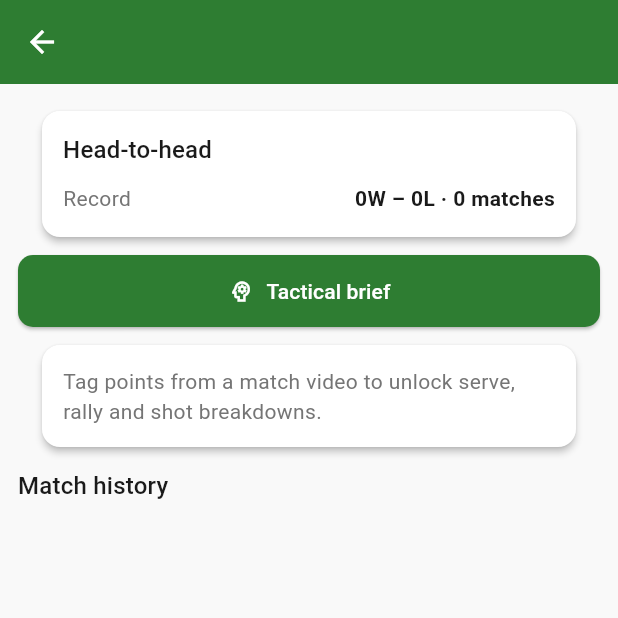
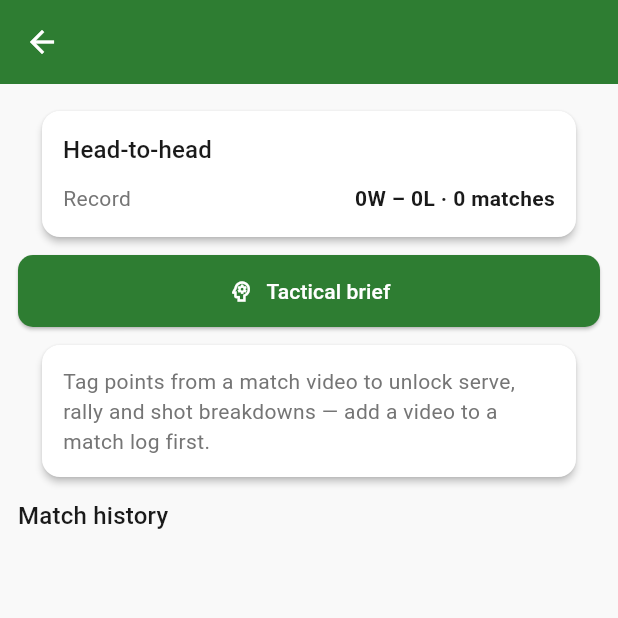
Before and after one commit to sirarthur2479/BadmintonApp, a Flutter app: the OpponentProfileScreen screen opened directly with empty values, on a phone screen of 412 x 824 dp, the top half of it. Run offline on Flutter 3.47's test engine with Material 3 defaults, Android fonts, the phone set to English and light mode, and no system bars; our stand-ins replace connectivity_plus, cross_file, file_picker, fl_chart, image_picker, share_plus and 3 more; missing offline and left inert: tusc; accounts and stored records are empty.

Commit message:
feat(usability): GREEN - unlock card deep-links into tagging (or names the missing step)
Co-Authored-By: Claude Fable 5 <noreply@anthropic.com>
Claude-Session: https://claude.ai/code/session_014EvsVkiVBq7BZnNCjHoMTe

```diff
--- a/badminton_flutter/lib/screens/train/opponent_profile_screen.dart
+++ b/badminton_flutter/lib/screens/train/opponent_profile_screen.dart
@@ -1,7 +1,9 @@
 import 'package:flutter/foundation.dart' show kIsWeb;
 import 'package:flutter/material.dart';
+import 'package:intl/intl.dart';
 import 'package:provider/provider.dart';
 
+import '../../models/match_log.dart';
 import '../../models/point_record.dart';
 import '../../providers/match_log_provider.dart';
 import '../../providers/point_record_provider.dart';
@@ -13,6 +15,7 @@ import '../../utils/opponent_stats.dart';
 import '../../widgets/match_log_card.dart';
 import 'log_match_screen.dart';
 import 'opponent_brief_screen.dart';
+import 'tag_points_screen.dart';
 
 typedef BriefRequester =
     Future<String> Function(String opponent, List<String> facts);
@@ -27,6 +30,8 @@ class OpponentProfileScreen extends StatefulWidget {
     required this.opponentKey,
     required this.displayName,
     this.briefRequester,
+    this.webOverride,
+    this.tagScreenBuilder,
   });
 
   final String opponentKey;
@@ -36,6 +41,10 @@ class OpponentProfileScreen extends StatefulWidget {
   /// mobile through the LAN analysis-server client; anything missing or
   /// failing falls back to the metrics-only brief.
   final BriefRequester? briefRequester;
+
+  /// Test seams for the unlock deep link (tagging is off-web only).
+  final bool? webOverride;
+  final Widget Function(MatchLog log)? tagScreenBuilder;
 
   @override
   State<OpponentProfileScreen> createState() => _OpponentProfileScreenState();
@@ -90,6 +99,74 @@ class _OpponentProfileScreenState extends State<OpponentProfileScreen> {
           displayName: widget.displayName,
           markdown: markdown,
           aiUnavailable: aiUnavailable,
+        ),
+      ),
+    );
+  }
+
+  /// The empty state doubles as the funnel: with a video-bearing log it is
+  /// a one-tap deep link into the tagging screen; otherwise it names the
+  /// missing step. On web (no tagging) it only explains where stats come
+  /// from.
+  Widget _unlockCard(List<MatchLog> ownLogs) {
+    final isWeb = widget.webOverride ?? kIsWeb;
+    MatchLog? videoLog;
+    for (final log in ownLogs) {
+      if (log.videoRef != null) {
+        videoLog = log;
+        break;
+      }
+    }
+
+    if (isWeb) {
+      return const Card(
+        child: Padding(
+          padding: EdgeInsets.all(14),
+          child: Text(
+            'Point stats unlock once rallies are tagged in the mobile or '
+            'laptop app.',
+            style: TextStyle(color: AppTheme.textSecondary),
+          ),
+        ),
+      );
+    }
+    if (videoLog == null) {
+      return const Card(
+        child: Padding(
+          padding: EdgeInsets.all(14),
+          child: Text(
+            'Tag points from a match video to unlock serve, rally and shot '
+            'breakdowns — add a video to a match log first.',
+            style: TextStyle(color: AppTheme.textSecondary),
+          ),
+        ),
+      );
+    }
+    final log = videoLog;
+    return Card(
+      child: InkWell(
+        onTap: () => Navigator.push(
+          context,
+          MaterialPageRoute(
+            builder: (_) =>
+                widget.tagScreenBuilder?.call(log) ??
+                TagPointsScreen(log: log),
+          ),
+        ),
+        child: Padding(
+          padding: const EdgeInsets.all(14),
+          child: Row(
+            children: [
+              Expanded(
+                child: Text(
+                  'Tag points from the '
+                  '${DateFormat('d MMM').format(log.date)} match video to '
+                  'unlock serve, rally and shot breakdowns.',
+                ),
+              ),
+              const Icon(Icons.chevron_right, color: AppTheme.textSecondary),
+            ],
+          ),
         ),
       ),
     );
@@ -183,17 +260,7 @@ class _OpponentProfileScreenState extends State<OpponentProfileScreen> {
               label: const Text('Tactical brief'),
             ),
           ),
-          if (!tagged)
-            const Card(
-              child: Padding(
-                padding: EdgeInsets.all(14),
-                child: Text(
-                  'Tag points from a match video to unlock serve, rally and '
-                  'shot breakdowns.',
-                  style: TextStyle(color: AppTheme.textSecondary),
-                ),
-              ),
-            ),
+          if (!tagged) _unlockCard(ownLogs),
           if (tagged) ...[
             _section('Serve vs receive', [
               if (stats.serveWinRate != null)
```
